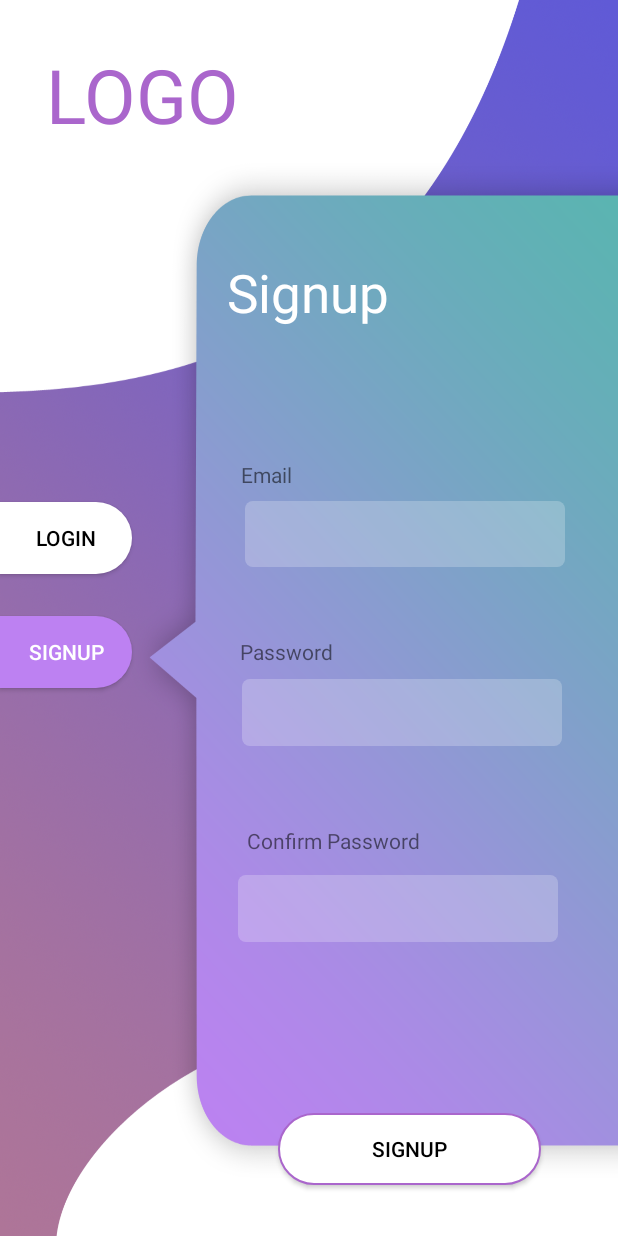
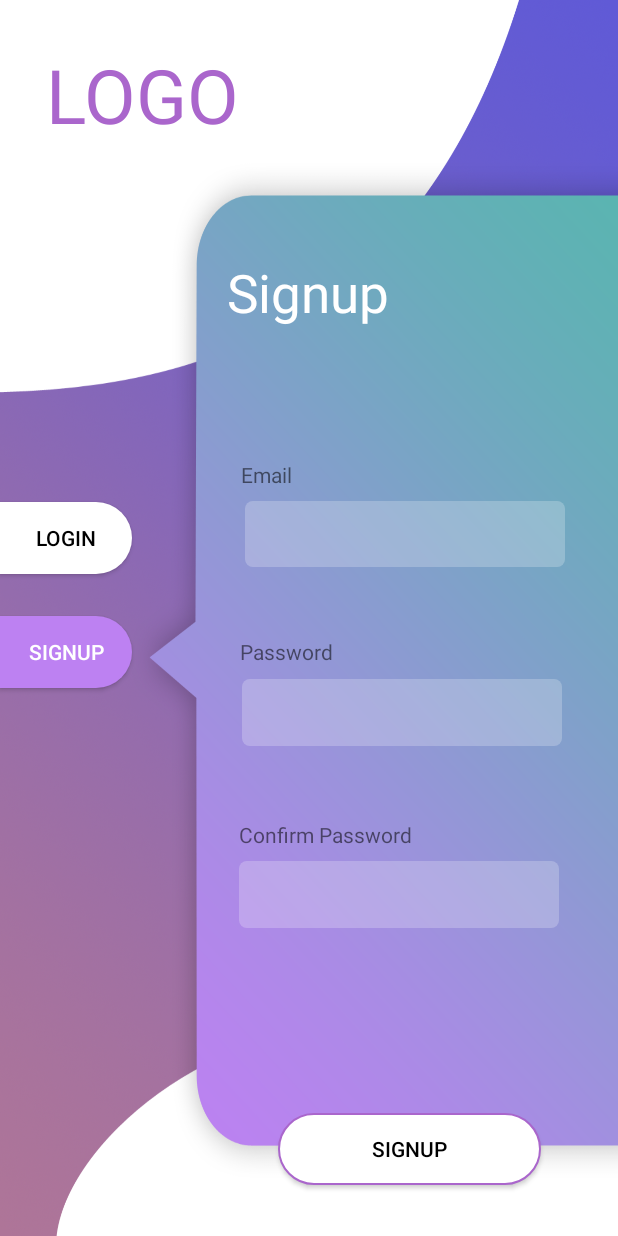
Before and after one commit to quantmth1908038/TechWiz2_CarPoolr, an Android app: the screen it shows after launch (RegisterActivity), on a phone screen of 412 x 824 dp. Run offline under Robolectric (Android 15) with nearby library versions, the light colour scheme and no system bars.

Commit message:
update_register

```diff
--- a/app/src/main/res/layout/activity_register.xml
+++ b/app/src/main/res/layout/activity_register.xml
@@ -151,15 +151,14 @@
         android:layout_width="wrap_content"
         android:layout_height="wrap_content"
         android:layout_marginTop="8dp"
-        android:layout_marginEnd="132dp"
         android:layout_marginBottom="8dp"
         android:text="Confirm Password"
         app:layout_constraintBottom_toBottomOf="parent"
         app:layout_constraintEnd_toEndOf="parent"
-        app:layout_constraintHorizontal_bias="1.0"
+        app:layout_constraintHorizontal_bias="0.342"
         app:layout_constraintStart_toEndOf="@+id/btnSignup"
         app:layout_constraintTop_toBottomOf="@+id/edPass"
-        app:layout_constraintVertical_bias="0.155" />
+        app:layout_constraintVertical_bias="0.143" />
 
     <Button
         android:id="@+id/btSignup"
@@ -184,7 +183,6 @@
         android:layout_width="wrap_content"
         android:layout_height="wrap_content"
         android:layout_marginTop="8dp"
-        android:layout_marginEnd="40dp"
         android:layout_marginBottom="8dp"
         android:alpha="0.23"
         android:background="@drawable/textviewshape"
@@ -192,8 +190,8 @@
         android:inputType="textPersonName"
         app:layout_constraintBottom_toBottomOf="parent"
         app:layout_constraintEnd_toEndOf="parent"
-        app:layout_constraintHorizontal_bias="1.0"
-        app:layout_constraintStart_toEndOf="@+id/btnSignup"
+        app:layout_constraintHorizontal_bias="0.0"
+        app:layout_constraintStart_toStartOf="@+id/textView5"
         app:layout_constraintTop_toBottomOf="@+id/textView5"
-        app:layout_constraintVertical_bias="0.026" />
+        app:layout_constraintVertical_bias="0.0" />
 </androidx.constraintlayout.widget.ConstraintLayout>
```
